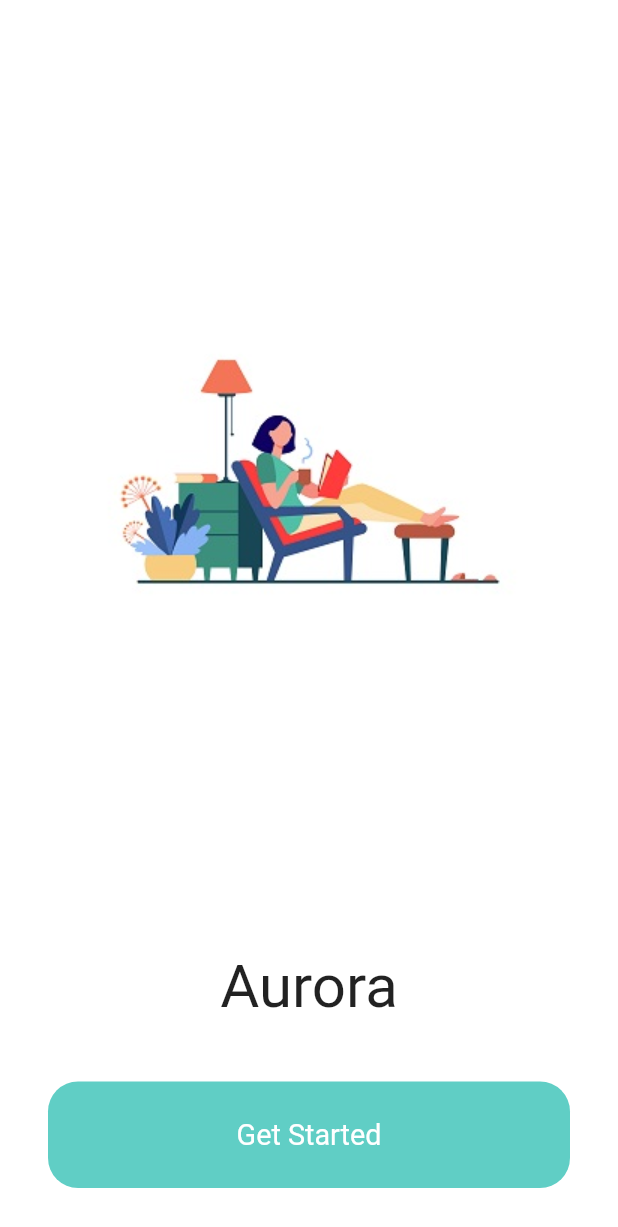
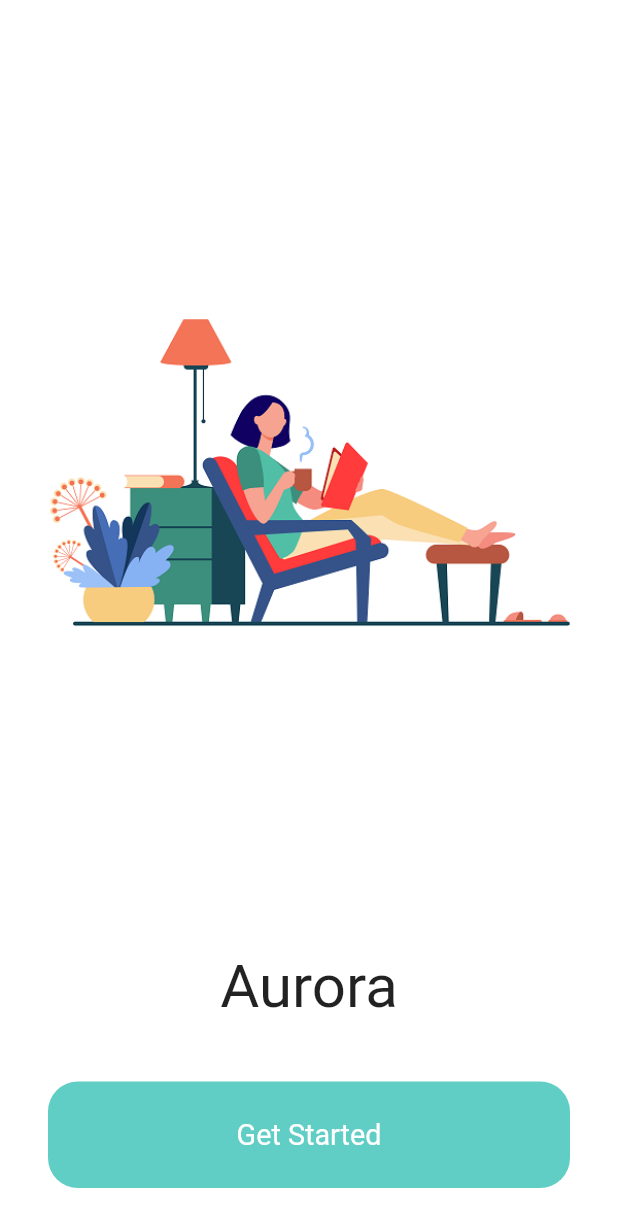
Before and after one commit to joshthedevelopa/aurora, a Flutter app: the screen it shows after launch, on a phone screen of 412 x 824 dp. Shown: the top 1227 px of the screen. Run offline on Flutter 3.47's test engine with Material 2 defaults, Android fonts, the phone set to English and light mode, and no system bars.

```diff
--- a/lib/views/on_board.dart
+++ b/lib/views/on_board.dart
@@ -15,7 +15,7 @@ class _OnBoardState extends State<OnBoard> {
           children: [
             Expanded(
               child: Image.asset(
-                "assets/images/onboard_2.jpg",
+                "assets/images/onboard_2.png",
                 width: double.infinity,
                 height: double.infinity
               ),
```
Also changed, not shown: assets/images/onboard.jpg (deleted), assets/images/onboard.png (added), assets/images/onboard_2.jpg (deleted), assets/images/onboard_2.png (added), 5 other files.
